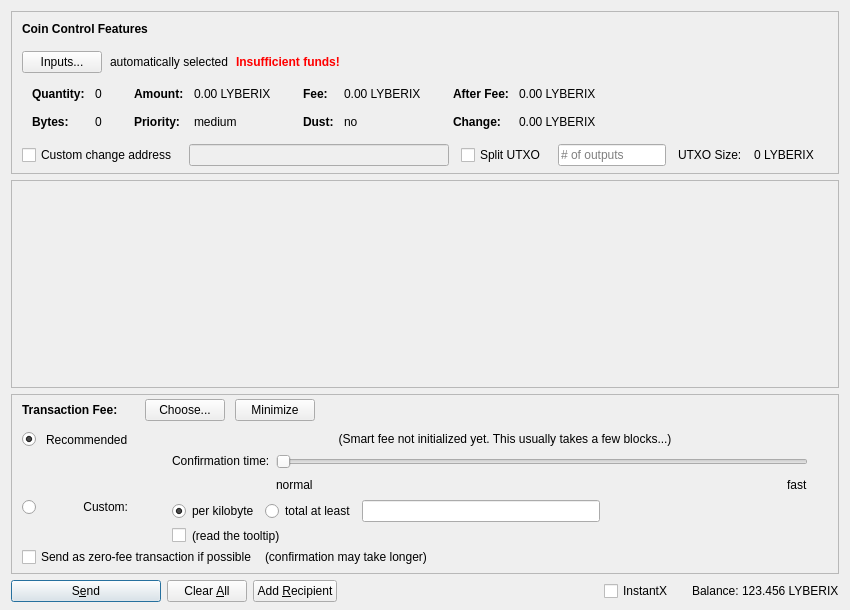
Old version of the form src/qt/forms/sendcoinsdialog.ui in the repository lyberix/lyberix.
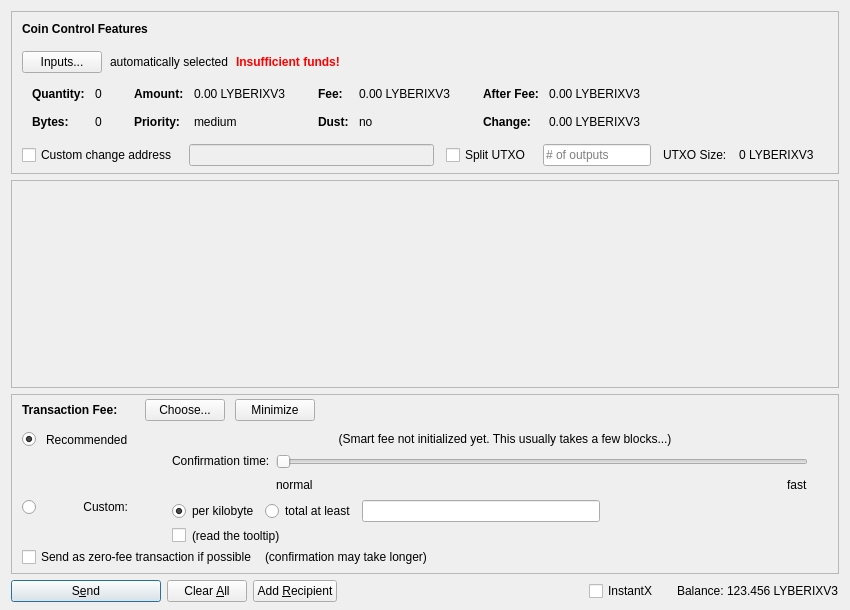
New version of the form. Icons and pictures are not drawn. Custom widgets are drawn as their Qt base class.

```diff
--- a/src/qt/forms/sendcoinsdialog.ui
+++ b/src/qt/forms/sendcoinsdialog.ui
@@ -324,7 +324,7 @@
                   <enum>Qt::ActionsContextMenu</enum>
                  </property>
                  <property name="text">
-                  <string notr="true">0.00 LYBERIX</string>
+                  <string notr="true">0.00 LYBERIXV3</string>
                  </property>
                  <property name="textInteractionFlags">
                   <set>Qt::LinksAccessibleByMouse|Qt::TextSelectableByKeyboard|Qt::TextSelectableByMouse</set>
@@ -404,7 +404,7 @@
                   <enum>Qt::ActionsContextMenu</enum>
                  </property>
                  <property name="text">
-                  <string notr="true">0.00 LYBERIX</string>
+                  <string notr="true">0.00 LYBERIXV3</string>
                  </property>
                  <property name="textInteractionFlags">
                   <set>Qt::LinksAccessibleByMouse|Qt::TextSelectableByKeyboard|Qt::TextSelectableByMouse</set>
@@ -484,7 +484,7 @@
                   <enum>Qt::ActionsContextMenu</enum>
                  </property>
                  <property name="text">
-                  <string notr="true">0.00 LYBERIX</string>
+                  <string notr="true">0.00 LYBERIXV3</string>
                  </property>
                  <property name="textInteractionFlags">
                   <set>Qt::LinksAccessibleByMouse|Qt::TextSelectableByKeyboard|Qt::TextSelectableByMouse</set>
@@ -513,7 +513,7 @@
                   <enum>Qt::ActionsContextMenu</enum>
                  </property>
                  <property name="text">
-                  <string notr="true">0.00 LYBERIX</string>
+                  <string notr="true">0.00 LYBERIXV3</string>
                  </property>
                  <property name="textInteractionFlags">
                   <set>Qt::LinksAccessibleByMouse|Qt::TextSelectableByKeyboard|Qt::TextSelectableByMouse</set>
@@ -594,7 +594,7 @@
           <item>
            <widget class="QLabel" name="labelBlockSize">
             <property name="text">
-             <string>0 LYBERIX</string>
+             <string>0 LYBERIXV3</string>
             </property>
            </widget>
           </item>
@@ -1419,7 +1419,7 @@
           <cursorShape>IBeamCursor</cursorShape>
          </property>
          <property name="text">
-          <string notr="true">123.456 LYBERIX</string>
+          <string notr="true">123.456 LYBERIXV3</string>
          </property>
          <property name="textInteractionFlags">
           <set>Qt::LinksAccessibleByMouse|Qt::TextSelectableByKeyboard|Qt::TextSelectableByMouse</set>
```
Left out of the diff: 16 changed lines with no effect on the pictures.
